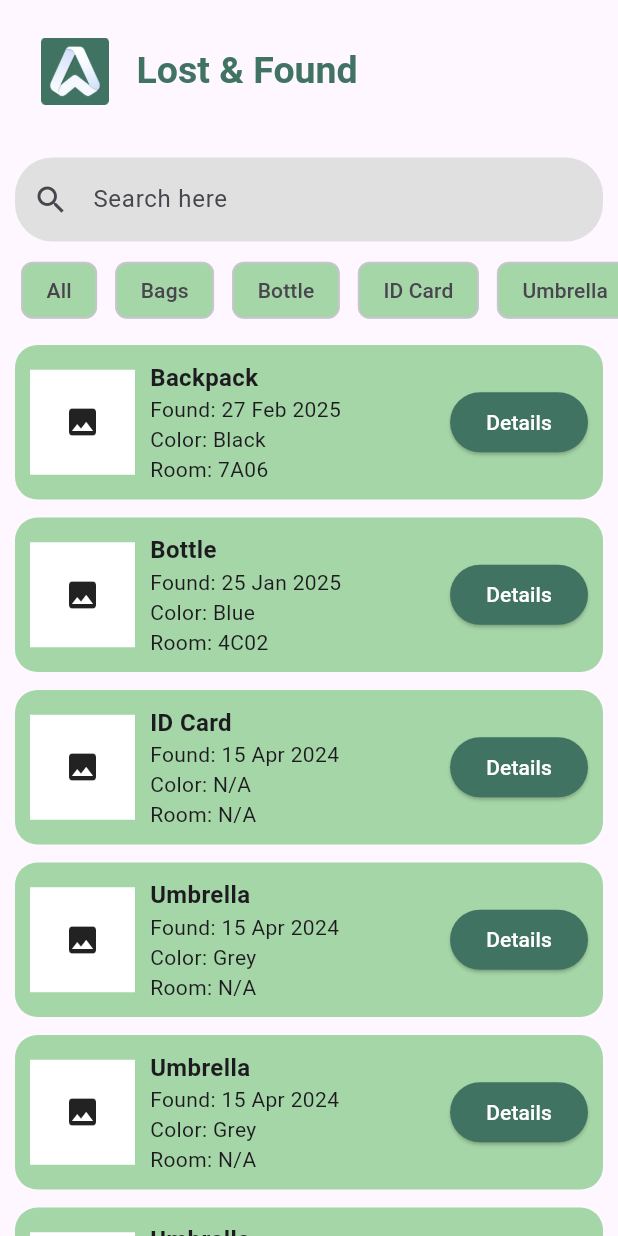
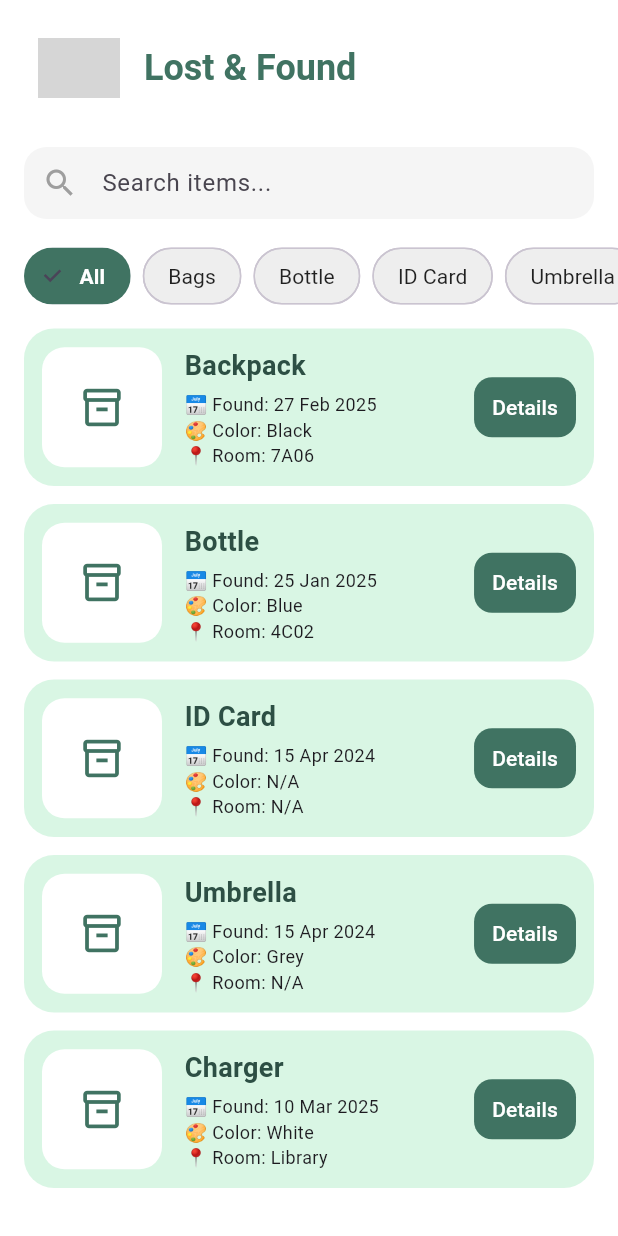
Before and after one commit to Akib-10/AUSTrack, a Flutter app: the LostFoundPage screen opened directly, on a phone screen of 412 x 824 dp. Run offline on Flutter 3.47's test engine with Material 3 defaults, Android fonts, the phone set to English and light mode, and no system bars; our stand-ins replace firebase_auth, firebase_core, google_fonts, google_nav_bar, shared_preferences; missing offline and left inert: mobile_scanner; accounts and stored records are empty; grey boxes are pictures that could not be loaded.

```diff
--- a/lib/lost_found_screen.dart
+++ b/lib/lost_found_screen.dart
@@ -1,116 +1,115 @@
 import 'package:flutter/material.dart';
 
-class LostFoundPage extends StatelessWidget {
+
+class LostFoundPage extends StatefulWidget {
   const LostFoundPage({super.key});
+
+  @override
+  State<LostFoundPage> createState() => _LostFoundPageState();
+}
+
+class _LostFoundPageState extends State<LostFoundPage> {
+  // Logic for category selection
+  String selectedCategory = "All";
+  final List<String> categories = [
+    "All", "Bags", "Bottle", "ID Card", "Umbrella", "Electronics", "Mobile", "Charger", "Others"
+  ];
 
   @override
   Widget build(BuildContext context) {
     return Scaffold(
-      appBar: PreferredSize(
-        preferredSize: Size.fromHeight(95.0),
-        child: AppBar(
-          toolbarHeight: 95.0,
-          leadingWidth: 75.0,
-
+      backgroundColor: Colors.white,
+      appBar: AppBar(
+        backgroundColor: Colors.white,
+        elevation: 0,
+        toolbarHeight: 90,
+        leadingWidth: 80,
         leading: Padding(
           padding: const EdgeInsets.only(left: 25.0, top: 25.0, bottom: 25.0),
           child: Image.asset(
-              "assets/images/app-logo.png",
+            "assets/Images/app-logo.jpeg",
             height: 80.0,
             width: 80.0,
           ),
         ),
-          centerTitle: false,
-          title: Text(
+        title: const Text(
           "Lost & Found",
           style: TextStyle(
-              color:  Color(0xff407362),
-              fontSize: 25,
+            color: Color(0xff407362),
+            fontSize: 24,
             fontWeight: FontWeight.bold,
-            ),
           ),
         ),
       ),
       body: Column(
         children: [
-
-          // Search Bar
+          // 1. Functioning Search Bar
           Padding(
-            padding: const EdgeInsets.all(10),
+            padding: const EdgeInsets.symmetric(horizontal: 16.0, vertical: 8.0),
             child: TextField(
+              onChanged: (value) {
+                // Handle search logic here
+              },
               decoration: InputDecoration(
-                hintText: "Search here",
-                prefixIcon: const Icon(Icons.search),
+                hintText: "Search items...",
+                prefixIcon: const Icon(Icons.search, color: Colors.grey),
                 filled: true,
-                fillColor: Colors.grey[300],
+                fillColor: Colors.grey[100],
+                contentPadding: const EdgeInsets.symmetric(vertical: 0),
                 border: OutlineInputBorder(
-                  borderRadius: BorderRadius.circular(25),
+                  borderRadius: BorderRadius.circular(15),
                   borderSide: BorderSide.none,
                 ),
               ),
             ),
           ),
 
-          // Proper Scrollable Category Row
+          // 2. Category Row (Guaranteed Scrollable)
+          const SizedBox(height: 10),
           SizedBox(
-            height: 45,
-            child: ListView(
+            height: 40,
+            child: ListView.builder(
               scrollDirection: Axis.horizontal,
-              padding: const EdgeInsets.symmetric(horizontal: 8),
-              children: const [
-                CategoryChip("All"),
-                CategoryChip("Bags"),
-                CategoryChip("Bottle"),
-                CategoryChip("ID Card"),
-                CategoryChip("Umbrella"),
-                CategoryChip("Electronics"),
-                CategoryChip("Others"),
-              ],
+              padding: const EdgeInsets.symmetric(horizontal: 12),
+              itemCount: categories.length,
+              itemBuilder: (context, index) {
+                bool isSelected = selectedCategory == categories[index];
+                return Padding(
+                  padding: const EdgeInsets.symmetric(horizontal: 4),
+                  child: ChoiceChip(
+                    label: Text(categories[index]),
+                    selected: isSelected,
+                    selectedColor: const Color(0xff407362),
+                    backgroundColor: Colors.grey[200],
+                    labelStyle: TextStyle(
+                      color: isSelected ? Colors.white : Colors.black87,
+                      fontWeight: isSelected ? FontWeight.bold : FontWeight.normal,
+                    ),
+                    shape: RoundedRectangleBorder(
+                      borderRadius: BorderRadius.circular(20),
+                    ),
+                    onSelected: (bool selected) {
+                      setState(() {
+                        selectedCategory = categories[index];
+                      });
+                    },
+                  ),
+                );
+              },
             ),
           ),
+          const SizedBox(height: 15),
 
-          const SizedBox(height: 8),
-
-          // Scrollable Item List
+          // 3. Body List
           Expanded(
             child: ListView(
+              padding: const EdgeInsets.symmetric(horizontal: 16),
               children: const [
-                ItemCard(
-                  name: "Backpack",
-                  date: "27 Feb 2025",
-                  color: "Black",
-                  room: "7A06",
-                ),
-                ItemCard(
-                  name: "Bottle",
-                  date: "25 Jan 2025",
-                  color: "Blue",
-                  room: "4C02",
-                ),
-                ItemCard(
-                  name: "ID Card",
-                  date: "15 Apr 2024",
-                  color: "N/A",
-                  room: "N/A",
-                ),
-                ItemCard(
-                  name: "Umbrella",
-                  date: "15 Apr 2024",
-                  color: "Grey",
-                  room: "N/A",
-                ),
-                ItemCard(
-                  name: "Umbrella",
-                  date: "15 Apr 2024",
-                  color: "Grey",
-                  room: "N/A",
-                ),
-                ItemCard(
-                  name: "Umbrella",
-                  date: "15 Apr 2024",
-                  color: "Grey",
-                  room: "N/A",
-                ),
+                ItemCard(name: "Backpack", date: "27 Feb 2025", color: "Black", room: "7A06"),
+                ItemCard(name: "Bottle", date: "25 Jan 2025", color: "Blue", room: "4C02"),
+                ItemCard(name: "ID Card", date: "15 Apr 2024", color: "N/A", room: "N/A"),
+                ItemCard(name: "Umbrella", date: "15 Apr 2024", color: "Grey", room: "N/A"),
+                ItemCard(name: "Charger", date: "10 Mar 2025", color: "White", room: "Library"),
               ],
             ),
           ),
@@ -120,93 +119,51 @@ class LostFoundPage extends StatelessWidget {
   }
 }
 
-
-// Category Widget
-class CategoryChip extends StatelessWidget {
-  final String text;
-
-  const CategoryChip(this.text, {super.key});
-
-  @override
-  Widget build(BuildContext context) {
-    return Padding(
-      padding: const EdgeInsets.symmetric(horizontal: 6),
-      child: Chip(
-        label: Text(text),
-        backgroundColor: Colors.green[200],
-      ),
-    );
-  }
-}
-
-
-// Item Card Widget
 class ItemCard extends StatelessWidget {
-  final String name;
-  final String date;
-  final String color;
-  final String room;
-
-  const ItemCard({
-    super.key,
-    required this.name,
-    required this.date,
-    required this.color,
-    required this.room,
-  });
+  final String name, date, color, room;
+  const ItemCard({super.key, required this.name, required this.date, required this.color, required this.room});
 
   @override
   Widget build(BuildContext context) {
     return Container(
-      margin: const EdgeInsets.symmetric(horizontal: 10, vertical: 6),
-      padding: const EdgeInsets.all(10),
+      margin: const EdgeInsets.only(bottom: 12),
+      padding: const EdgeInsets.all(12),
       decoration: BoxDecoration(
-        color: Colors.green[200],
-        borderRadius: BorderRadius.circular(15),
+        color: const Color(0XFFC9F2D9).withOpacity(0.7),
+        borderRadius: BorderRadius.circular(20),
       ),
       child: Row(
         children: [
-
-          // Image Placeholder
           Container(
-            width: 70,
-            height: 70,
+            width: 80,
+            height: 80,
+            decoration: BoxDecoration(
               color: Colors.white,
-            child: const Icon(Icons.image),
+              borderRadius: BorderRadius.circular(15),
             ),
-
-          const SizedBox(width: 10),
-
+            child: const Icon(Icons.inventory_2_outlined, color: Color(0xff407362), size: 30),
+          ),
+          const SizedBox(width: 15),
           Expanded(
             child: Column(
               crossAxisAlignment: CrossAxisAlignment.start,
               children: [
-                Text(name,
-                    style: const TextStyle(
-                        fontSize: 16,
-                        fontWeight: FontWeight.bold)),
-
-                Text("Found: $date"),
-                Text("Color: $color"),
-                Text("Room: $room"),
+                Text(name, style: const TextStyle(fontSize: 18, fontWeight: FontWeight.bold, color: Color(0xff2D4F44))),
+                const SizedBox(height: 4),
+                Text("📅 Found: $date", style: const TextStyle(fontSize: 12)),
+                Text("🎨 Color: $color", style: const TextStyle(fontSize: 12)),
+                Text("📍 Room: $room", style: const TextStyle(fontSize: 12)),
               ],
             ),
           ),
-
-          ElevatedButton(
+          TextButton(
             onPressed: () {},
-            style: ElevatedButton.styleFrom(
-              backgroundColor: Color(0xff407362),
-              shape: RoundedRectangleBorder(
-                borderRadius: BorderRadius.circular(20),
+            style: TextButton.styleFrom(
+              backgroundColor: const Color(0xff407362),
+              shape: RoundedRectangleBorder(borderRadius: BorderRadius.circular(12)),
             ),
+            child: const Text("Details", style: TextStyle(color: Colors.white)),
           ),
-            child: const Text("Details",
-              style: TextStyle(
-                color: Colors.white
-              ),
-            ),
-          )
         ],
       ),
     );
```
Lines whose indentation alone changed are shown as unchanged.
